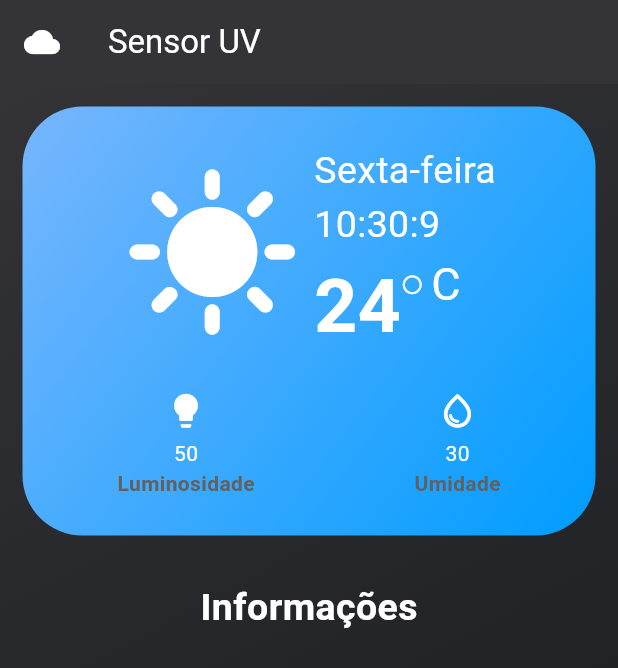
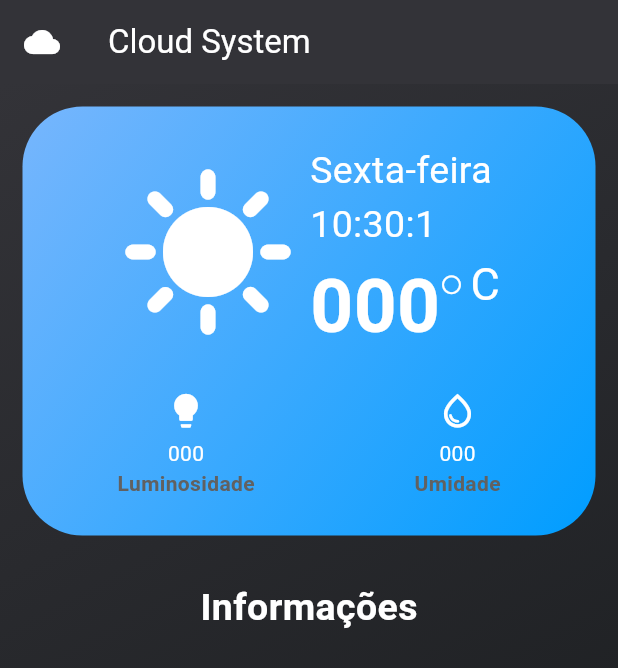
Before and after one commit to MurilloCardoso/sensor_uv_iot, a Flutter app: the MyWidget screen opened directly, on a phone screen of 412 x 824 dp. Shown: the top 668 px of the screen. Run offline on Flutter 3.47's test engine with Material 3 defaults, Android fonts, the light colour scheme and no system bars; missing offline and left inert: mqtt_client.

Commit message:
feat/fix list

```diff
--- a/lib/Screens/Home.dart
+++ b/lib/Screens/Home.dart
@@ -12,51 +12,27 @@
 
 class NotificationData {
   final String name;
-  final int tipo;
   final String aviso;
   final Color color;
 
   NotificationData({
     required this.name,
-    required this.tipo,
     required this.aviso,
     required this.color,
   });
 }
 
 class _MyWidgetState extends State<MyWidget> {
-  Map<String, dynamic>? latestMessage = {
-    'lightIntensity': 50,
-    'temperatura': 24,
-    'umidade': 30,
-  }; // Armazena a última mensagem recebida
-
   String currentTime = '';
   String dayOfWeek = '';
-  List<NotificationData> listNotification = [];
-  void _simulatePayload() {
-    Timer.periodic(Duration(seconds: 5), (timer) {
-      final fakeNotification = NotificationData(
-        name: 'Sensor UV',
-        tipo: 1,
-        aviso: 'Alerta de radiação alta!',
-        color: Colors.red,
-      );
-
-      setState(() {
-        listNotification.add(fakeNotification);
-      });
-    });
-  }
 
   @override
   void initState() {
     super.initState();
     _updateTime(); // Chama a função de atualização imediatamente
-    Timer.periodic(Duration(seconds: 1), (timer) {
+    Timer.periodic(const Duration(seconds: 1), (timer) {
       _updateTime(); // Atualiza a hora a cada 1 segundo
     });
-    _simulatePayload();
   } // Função para atualizar a hora e o dia da semana
 
   void _updateTime() {
@@ -94,7 +70,7 @@
     return Scaffold(
       appBar: AppBar(
         title: const Text(
-            'Sensor UV',
+          'Cloud System',
           style: TextStyle(
             color: Colors.white,
           ),
@@ -107,9 +83,8 @@
         ), // Ícone no início do AppBar
       ),
       body: SafeArea(
-          // child: Consumer<MQTTService>(builder: (context, mqttService, child) {
-          //   return SingleChildScrollView(
-          child: Container(
+        child: Consumer<MQTTService>(builder: (context, mqttService, child) {
+          return Container(
             decoration: const BoxDecoration(
               gradient: LinearGradient(
                 colors: [
@@ -178,9 +153,8 @@
                                 crossAxisAlignment: CrossAxisAlignment.start,
                                 children: [
                                   Text(
-                                    //  mqttService.
-
-                                    latestMessage?["temperatura"].toString() ??
+                                    mqttService.latestMessage?["temperatura"]
+                                            .toString() ??
                                         '000',
                                     style: const TextStyle(
                                         fontSize: 50,
@@ -227,8 +201,8 @@
                                 height: 5,
                               ),
                               Text(
-                                  // mqttService.
-                                  latestMessage?["lightIntensity"].toString() ??
+                                  mqttService.latestMessage?["lightIntensity"]
+                                          .toString() ??
                                       '000',
                                   style: const TextStyle(color: Colors.white)),
                               Text(
@@ -250,8 +224,9 @@
                                 height: 5,
                               ),
                               Text(
-                                  // mqttService.
-                                  latestMessage?["umidade"].toString() ?? '000',
+                                  mqttService.latestMessage?["umidade"]
+                                          .toString() ??
+                                      '000',
                                   style: const TextStyle(color: Colors.white)),
                               Text(
                                 "Umidade",
@@ -300,41 +275,33 @@
                 ),
                 Expanded(
                   child: ListView.builder(
-                    itemCount: listNotification.length,
+                    itemCount: mqttService.listNotification.length,
                     itemBuilder: (context, index) {
-                      final notification = listNotification[index];
+                      final reverseIndex =
+                          mqttService.listNotification.length - 1 - index;
+                      final notification =
+                          mqttService.listNotification[reverseIndex];
+                      Color color = notification.color;
 
-                      return ListTile(
-                        trailing: Container(
-                          padding: const EdgeInsets.all(10),
+                      return Container(
+                        margin: const EdgeInsets.symmetric(
+                            vertical: 5, horizontal: 15),
                         decoration: BoxDecoration(
-                            color: Colors.grey[800],
-                            borderRadius: BorderRadius.circular(
-                                15), // Borda arredondada para o leading
+                          color: Colors.white,
+                          borderRadius: BorderRadius.circular(15), //
                         ),
-                          child: const Text(
-                            "23230",
-                            style: TextStyle(color: Colors.white, fontSize: 18),
-                          ),
-                        ),
-                        subtitle: const Text("Sensor UV"),
-                        title: const Text(
-                          "Alerta de radiação UV",
-                          style: TextStyle(color: Colors.white, fontSize: 18),
+                        child: ListTile(
+                          subtitle: Text(notification.name),
+                          title: Text(
+                            notification.aviso,
+                            style: const TextStyle(
+                                color: Colors.black, fontSize: 16),
                           ),
                           leading: Container(
                             width: 50, // Define largura para o ícone
                             height: 50, // Define altura para o ícone
                             decoration: BoxDecoration(
-                            gradient: const LinearGradient(
-                              colors: [
-                                Color.fromARGB(
-                                    255, 119, 182, 253), // Azul escuro
-                                Color.fromARGB(255, 0, 157, 255), // Azul claro
-                              ],
-                              begin: Alignment.topCenter,
-                              end: Alignment.bottomCenter,
-                            ),
+                              color: color,
                               borderRadius: BorderRadius.circular(
                                   15), // Borda arredondada para o leading
                             ),
@@ -344,17 +311,16 @@
                               color: Colors.white,
                             ),
                           ),
+                        ),
                       );
                     },
                   ),
                 )
               ],
             ),
+          );
+        }),
       ),
-        )
-        //;
-        //}),
-        //),
     );
   }
 }
--- a/lib/main.dart
+++ b/lib/main.dart
@@ -39,7 +39,7 @@
     return ChangeNotifierProvider.value(
       value: mqttService,
       child: MaterialApp(
-        home: isConnected ? const MyWidget() : const MyWidget(),
+        home: isConnected ? const MyWidget() : DisconnectedScreen(),
         debugShowCheckedModeBanner: false,
       ),
     );
```
Also changed, not shown: lib/mqt/MQTTService.dart (+72 -1 lines), 1 other file. Lines whose indentation alone changed are shown as unchanged.
